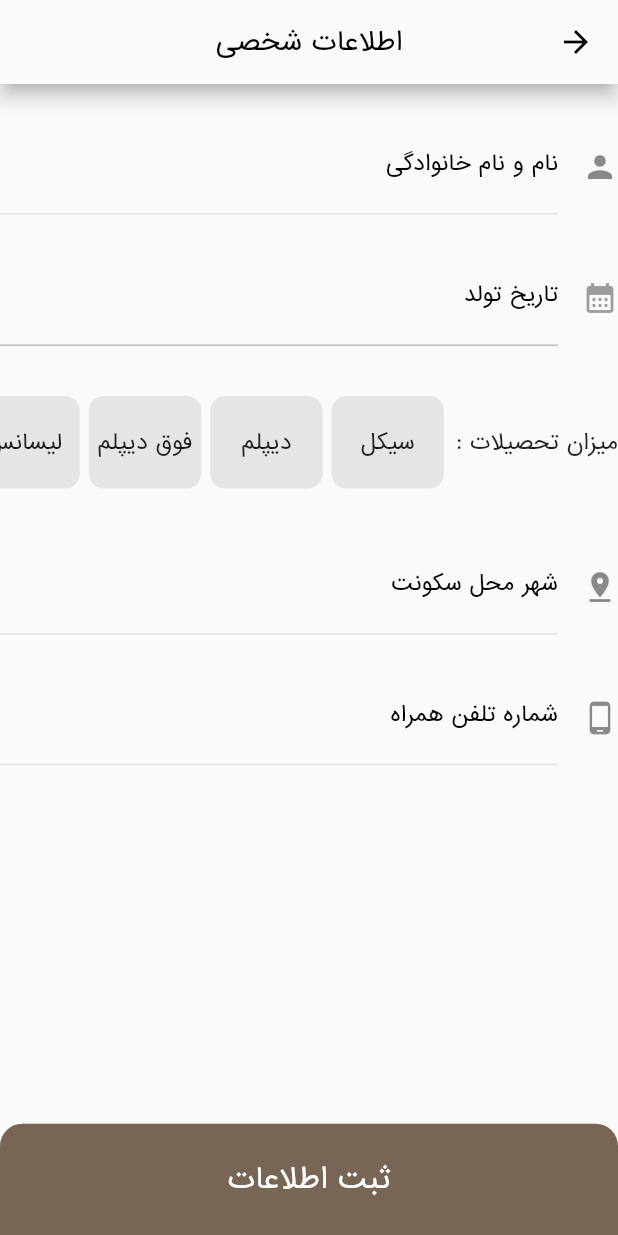
After one commit to SajadRahimi1/rayanik, a Flutter app: the screen it shows after launch, after a tap on "همکاری با ما", on a phone screen of 412 x 824 dp. The commit adds this screen. Run offline on Flutter 3.47's test engine with Material 2 defaults, Android fonts, the phone set to English and light mode, and no system bars; our stand-ins replace get, lottie.

Commit message:
collabration form screen UI done

```diff
--- a/lib/core/constants/colors.dart
+++ b/lib/core/constants/colors.dart
@@ -1,3 +1,4 @@
 import 'package:flutter/painting.dart';
 
 const Color goldColor = Color(0xffEEE2D1);
+const Color darkGoldColor = Color(0xff776555);
--- a/lib/core/widgets/appbar_widget.dart
+++ b/lib/core/widgets/appbar_widget.dart
@@ -1,6 +1,6 @@
 import 'package:flutter/material.dart';
 
-AppBar screensAppBar({String title = ""}) => AppBar(
+AppBar screensAppBar({BuildContext? context, String title = ""}) => AppBar(
       backgroundColor: const Color(0xffF8FAFB),
       title: Text(
         title,
--- /dev/null
+++ b/lib/core/widgets/custom_text_input.dart
@@ -0,0 +1,61 @@
+import 'package:flutter/material.dart';
+
+class CustomTextInput extends StatelessWidget {
+  const CustomTextInput({
+    Key? key,
+    required this.text,
+    this.error = false,
+    this.icon,
+    this.onChanged,
+    this.controller,
+    this.keyboardType,
+    this.ontap,
+    this.textAlign = TextAlign.start,
+    this.maxLength,
+    this.enable = true,
+  }) : super(key: key);
+  final String text;
+  final bool error;
+  final void Function(String)? onChanged;
+  final TextEditingController? controller;
+  final bool enable;
+  final void Function()? ontap;
+  final TextInputType? keyboardType;
+  final Widget? icon;
+  final int? maxLength;
+  final TextAlign textAlign;
+
+  @override
+  Widget build(BuildContext context) {
+    return InkWell(
+      onTap: ontap,
+      child: TextField(
+          maxLength: maxLength,
+          enabled: enable,
+          controller: controller,
+          keyboardType: keyboardType,
+          // inputFormatters: [
+          // FilteringTextInputFormatter.deny(RegExp("[a-zA-Z]")),
+          // ],
+          onChanged: onChanged,
+          style: TextStyle(
+            fontSize: MediaQuery.of(context).size.width / 27,
+          ),
+          textAlign: textAlign,
+          decoration: InputDecoration(
+            counter: const SizedBox(),
+            icon: icon,
+            labelText: text,
+            labelStyle: const TextStyle(color: Color(0xff000000), fontSize: 14),
+            enabledBorder: UnderlineInputBorder(
+                borderSide: BorderSide(
+              color: error ? const Color(0xffff0000) : const Color(0xffe5e5e5),
+            )),
+            focusedBorder: UnderlineInputBorder(
+                borderSide: BorderSide(
+              color: error ? const Color(0xffff0000) : const Color(0xffe5e5e5),
+            )),
+          )),
+    );
+  }
+}
--- a/lib/core/widgets/home_widget.dart
+++ b/lib/core/widgets/home_widget.dart
@@ -4,14 +4,17 @@ import 'package:rayanik/core/constants/colors.dart';
 
 class HomeWidget extends StatelessWidget {
   const HomeWidget(
-      {Key? key, required this.lottiesAsset, required this.title, this.height})
+      {Key? key, required this.lottiesAsset, required this.title, this.height, this.onTap})
       : super(key: key);
   final String lottiesAsset, title;
   final double? height;
+  final void Function()? onTap;
 
   @override
   Widget build(BuildContext context) {
-    return Container(
+    return InkWell(
+      onTap: onTap,
+      child: Container(
         height: height ?? MediaQuery.of(context).size.height / 4.8,
         padding: const EdgeInsets.all(8),
         decoration: BoxDecoration(
@@ -30,6 +33,7 @@ class HomeWidget extends StatelessWidget {
             )
           ],
         ),
+      ),
     );
   }
 }
--- /dev/null
+++ b/lib/screens/collabration/collabration_form_screen.dart
@@ -0,0 +1,162 @@
+import 'package:flutter/material.dart';
+import 'package:get/get.dart';
+import 'package:rayanik/core/constants/colors.dart';
+import 'package:rayanik/core/widgets/appbar_widget.dart';
+import 'package:rayanik/core/widgets/custom_text_input.dart';
+// import 'package:persian_datetime_picker/persian_datetime_picker.dart' as picker;
+
+class CollabrationFormScreen extends StatelessWidget {
+  const CollabrationFormScreen({Key? key}) : super(key: key);
+  @override
+  Widget build(BuildContext context) {
+    List educationStrings = [
+      "سیکل",
+      "دیپلم",
+      "فوق دیپلم",
+      "لیسانس",
+      "فوق لیسانس",
+      "دکترا",
+    ];
+    RxInt education = (-1).obs;
+    return Scaffold(
+        resizeToAvoidBottomInset: false,
+        appBar: screensAppBar(context: context, title: "اطلاعات شخصی"),
+        body: Column(
+          // physics: const BouncingScrollPhysics(),
+          children: [
+            SizedBox(
+              height: Get.height / 35,
+            ),
+            // name text input
+            CustomTextInput(
+              // controller: _controller.textEditingController[0],
+              text: "نام و نام خانوادگی",
+              icon: const Icon(
+                Icons.person,
+              ),
+              onChanged: (value) {
+                // _controller.userModel?.name = value;
+              },
+            ),
+            SizedBox(
+              height: Get.height / 35,
+            ),
+
+            // birthday text input
+            CustomTextInput(
+                text: "تاریخ تولد",
+                enable: false,
+                // controller: _controller.textEditingController[2],
+                ontap: () async {
+                  // picker.Jalali? picked =
+                  //     await picker.showPersianDatePicker(
+                  //   context: context,
+                  //   initialDate: picker.Jalali.now(),
+                  //   firstDate: picker.Jalali(1330, 8),
+                  //   lastDate: picker.Jalali.now(),
+                  // );
+                  // if (picked != null) {
+                  //   // _controller.birthday.value = picked.formatCompactDate();
+                  //   _controller.textEditingController[2].text =
+                  //       picked.formatCompactDate();
+                  //   _controller.userModel?.birthday =
+                  //       picked.formatCompactDate();
+                  // }
+                },
+                icon: const Icon(
+                  Icons.calendar_month,
+                )),
+            SizedBox(
+              height: Get.height / 35,
+            ),
+
+            // education
+            SizedBox(
+              width: Get.width,
+              height: Get.height / 10,
+              child: Row(
+                children: [
+                  const Text("میزان تحصیلات : ",
+                      style: TextStyle(fontSize: 14)),
+                  Expanded(
+                      child: ListView.builder(
+                          physics: const BouncingScrollPhysics(),
+                          itemCount: 6,
+                          scrollDirection: Axis.horizontal,
+                          itemBuilder: (_, index) => InkWell(
+                                onTap: () => education.value = index,
+                                child: Obx(() => Container(
+                                      width: Get.width / 5.5,
+                                      margin: EdgeInsets.symmetric(
+                                          horizontal: 3,
+                                          vertical: Get.height / 80),
+                                      height: Get.height,
+                                      alignment: Alignment.center,
+                                      decoration: BoxDecoration(
+                                          borderRadius:
+                                              BorderRadius.circular(10),
+                                          color: education.value == index
+                                              ? Colors.green
+                                              : const Color(0xffe5e5e5)),
+                                      child: Text(
+                                        educationStrings[index],
+                                        textAlign: TextAlign.center,
+                                        style: const TextStyle(fontSize: 14),
+                                      ),
+                                    )),
+                              )))
+                ],
+              ),
+            ),
+            SizedBox(
+              height: Get.height / 35,
+            ),
+
+            // city
+            CustomTextInput(
+              // controller: _controller.textEditingController[6],
+              text: "شهر محل سکونت",
+              icon: const Icon(Icons.pin_drop),
+              onChanged: (value) {
+                // _controller.userModel?.address = value;
+              },
+            ),
+            SizedBox(
+              height: Get.height / 35,
+            ),
+
+            // phone number
+            CustomTextInput(
+              // controller: _controller.textEditingController[7],
+              text: "شماره تلفن همراه",
+              icon: const Icon(Icons.phone_android),
+              keyboardType: TextInputType.number,
+              maxLength: 11,
+              onChanged: (value) {
+                // _controller.userModel?.phoneNumber = value;
+              },
+            ),
+            const Spacer(),
+            // button
+            InkWell(
+              onTap: () async {},
+              child: Container(
+                width: Get.width,
+                height: Get.height / 11,
+                alignment: Alignment.center,
+                decoration: const BoxDecoration(
+                    borderRadius: BorderRadius.only(
+                        topLeft: Radius.circular(15),
+                        topRight: Radius.circular(15)),
+                    color: darkGoldColor),
+                child: Text(
+                  "ثبت اطلاعات",
+                  style: TextStyle(
+                      color: const Color(0xffffffff), fontSize: Get.width / 22),
+                ),
+              ),
+            ),
+          ],
+        ));
+  }
+}
--- a/lib/screens/home/home_screen.dart
+++ b/lib/screens/home/home_screen.dart
@@ -2,6 +2,7 @@ import 'package:flutter/material.dart';
 import 'package:get/get.dart';
 import 'package:rayanik/core/widgets/appbar_widget.dart';
 import 'package:rayanik/core/widgets/home_widget.dart';
+import 'package:rayanik/screens/collabration/collabration_form_screen.dart';
 
 class HomeScreen extends StatelessWidget {
   const HomeScreen({Key? key}) : super(key: key);
@@ -47,20 +48,20 @@ class HomeScreen extends StatelessWidget {
                     lottiesAsset: "assets/pictures/icons/service.json",
                   ),
                 ]),
-            Row(
-                mainAxisAlignment: MainAxisAlignment.spaceBetween,
-                children: const [
-                  HomeWidget(
+            Row(mainAxisAlignment: MainAxisAlignment.spaceBetween, children: [
+              const HomeWidget(
                 title: "تماس با ما",
                 // height: Get.height / 10,
                 lottiesAsset: "assets/pictures/icons/contact.json",
               ),
               HomeWidget(
+                onTap: () => Get.to(() => const CollabrationFormScreen(),
+                    transition: Transition.leftToRight),
                 title: "همکاری با ما",
                 // height: Get.height / 10,
                 lottiesAsset: "assets/pictures/icons/collabration.json",
               ),
-                  HomeWidget(
+              const HomeWidget(
                 title: "بلاگ",
                 // height: Get.height / 10,
                 lottiesAsset: "assets/pictures/icons/blog.json",
--- a/pubspec.yaml
+++ b/pubspec.yaml
@@ -34,7 +34,7 @@ dependencies:
   get_storage: ^2.0.3
   persian_number_utility: ^1.1.3
   carousel_slider: ^4.1.1
-  persian_datetime_picker: ^2.4.0
+  persian_datetime_picker: ^2.3.0
   lottie: ^1.3.0
   image_picker: ^0.8.5
   cached_network_image: ^3.0.0
```
Lines whose indentation alone changed are shown as unchanged.
